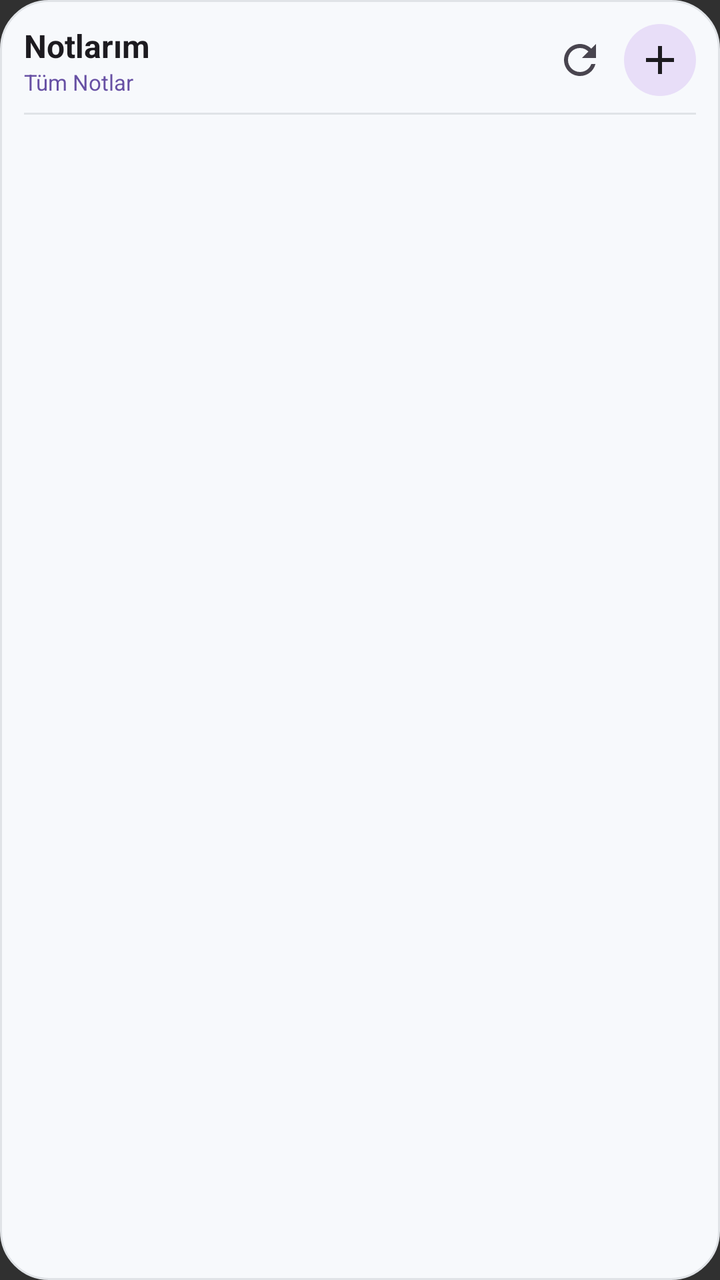
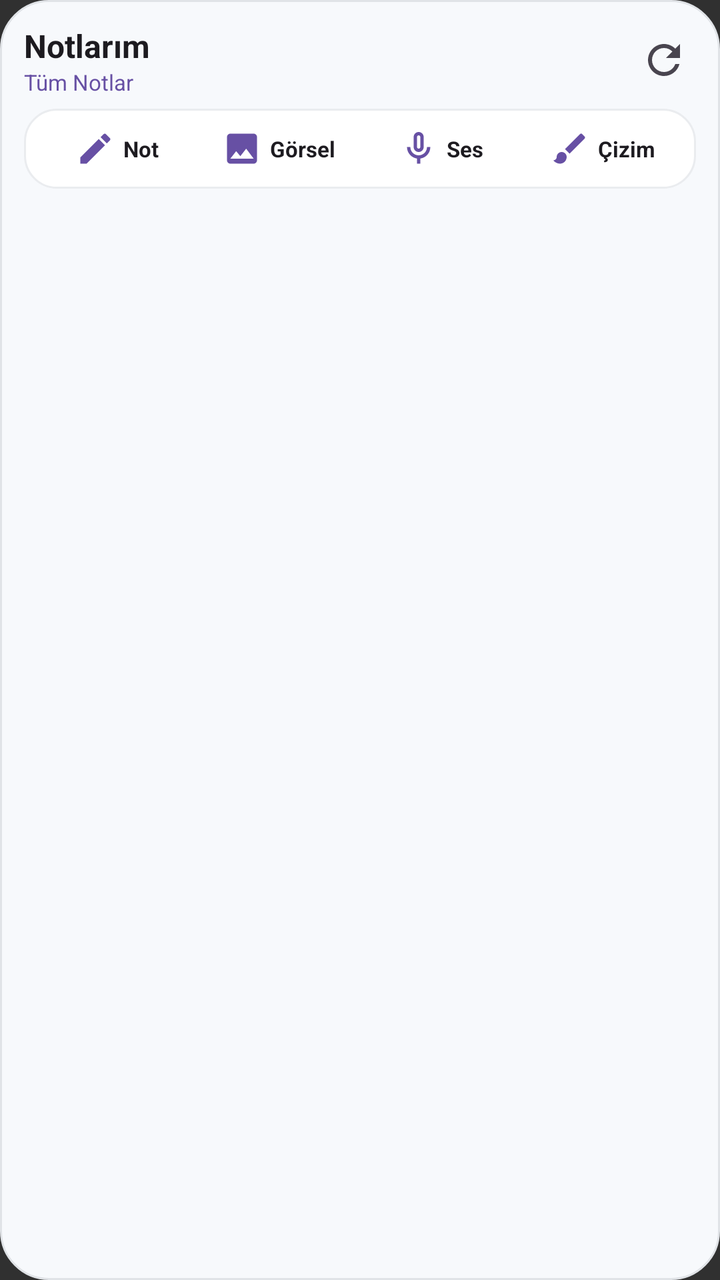

Compare the two renders of this Android layout. The source of the first and the diff that turns it into the second are given below.
<!-- AndroidManifest.xml: application theme android:Theme.Material.NoActionBar -->
<!-- res/layout/widget_notes.xml -->
<?xml version="1.0" encoding="utf-8"?>
<LinearLayout xmlns:android="http://schemas.android.com/apk/res/android"
    android:layout_width="match_parent"
    android:layout_height="match_parent"
    android:orientation="vertical"
    android:background="@drawable/widget_background"
    android:padding="12dp">

    
    <LinearLayout
        android:layout_width="match_parent"
        android:layout_height="wrap_content"
        android:orientation="horizontal"
        android:gravity="center_vertical"
        android:paddingBottom="8dp">

        <LinearLayout
            android:layout_width="0dp"
            android:layout_height="wrap_content"
            android:layout_weight="1"
            android:orientation="vertical">

            <TextView
                android:id="@+id/widget_title"
                android:layout_width="wrap_content"
                android:layout_height="wrap_content"
                android:text="Notlarım"
                android:textStyle="bold"
                android:textSize="16sp"
                android:textColor="#1D1B20" />

            <TextView
                android:id="@+id/widget_subtitle_filter"
                android:layout_width="wrap_content"
                android:layout_height="wrap_content"
                android:text="Tüm Notlar"
                android:textSize="11sp"
                android:textColor="#6750A4" />
        </LinearLayout>

        
        <ImageButton
            android:id="@+id/widget_btn_refresh"
            android:layout_width="32dp"
            android:layout_height="32dp"
            android:background="?android:attr/selectableItemBackgroundBorderless"
            android:src="@drawable/ic_widget_refresh"
            android:contentDescription="Yenile"
            android:scaleType="centerInside"
            android:layout_marginEnd="6dp" />

        
        <ImageButton
            android:id="@+id/widget_btn_add"
            android:layout_width="36dp"
            android:layout_height="36dp"
            android:background="@drawable/widget_button_background"
            android:src="@drawable/ic_widget_add"
            android:contentDescription="Yeni Not"
            android:scaleType="centerInside" />

    </LinearLayout>

    <View
        android:layout_width="match_parent"
        android:layout_height="1dp"
        android:background="#E0E3E7"
        android:layout_marginBottom="8dp" />

    
    <FrameLayout
        android:layout_width="match_parent"
        android:layout_height="0dp"
        android:layout_weight="1">

        <ListView
            android:id="@+id/widget_notes_list"
            android:layout_width="match_parent"
            android:layout_height="match_parent"
            android:divider="@null"
            android:dividerHeight="8dp"
            android:scrollbars="none" />

        
        <TextView
            android:id="@+id/widget_empty_view"
            android:layout_width="match_parent"
            android:layout_height="match_parent"
            android:gravity="center"
            android:text="Gösterilecek not bulunamadı.\n+ butonuna basarak yeni not ekleyin."
            android:textColor="#79747E"
            android:textSize="13sp"
            android:visibility="gone" />

    </FrameLayout>

</LinearLayout>
<!-- resources referenced by this layout -->
<resources>
  <!-- drawable ic_widget_add (drawable) -->
  <vector xmlns:android="http://schemas.android.com/apk/res/android"
      android:width="24dp"
      android:height="24dp"
      android:viewportWidth="24"
      android:viewportHeight="24">
    <path
        android:fillColor="#1D1B20"
        android:pathData="M19,13h-6v6h-2v-6H5v-2h6V5h2v6h6v2z"/>
  </vector>
  <!-- drawable ic_widget_refresh (drawable) -->
  <vector xmlns:android="http://schemas.android.com/apk/res/android"
      android:width="24dp"
      android:height="24dp"
      android:viewportWidth="24"
      android:viewportHeight="24">
    <path
        android:fillColor="#49454F"
        android:pathData="M17.65,6.35C16.2,4.9 14.21,4 12,4c-4.42,0 -7.99,3.58 -7.99,8s3.57,8 7.99,8c3.73,0 6.84,-2.55 7.73,-6h-2.08c-0.82,2.33 -3.04,4 -5.65,4 -3.31,0 -6,-2.69 -6,-6s2.69,-6 6,-6c1.66,0 3.14,0.69 4.22,1.78L13,11h7V4l-2.35,2.35z"/>
  </vector>
  <!-- drawable widget_background (drawable) -->
  <?xml version="1.0" encoding="utf-8"?>
  <shape xmlns:android="http://schemas.android.com/apk/res/android"
      android:shape="rectangle">
      <solid android:color="#F7F9FC" />
      <corners android:radius="24dp" />
      <stroke android:width="1dp" android:color="#E0E3E7" />
  </shape>
  <!-- drawable widget_button_background (drawable) -->
  <?xml version="1.0" encoding="utf-8"?>
  <shape xmlns:android="http://schemas.android.com/apk/res/android"
      android:shape="oval">
      <solid android:color="#E8DEF8" />
  </shape>
</resources>

<!-- the commit's change to res/layout/widget_notes.xml (unified diff, before → after) -->
@@ -12,7 +12,7 @@
         android:layout_height="wrap_content"
         android:orientation="horizontal"
         android:gravity="center_vertical"
-        android:paddingBottom="8dp">
+        android:paddingBottom="6dp">
 
         <LinearLayout
             android:layout_width="0dp"
@@ -46,26 +46,122 @@
             android:background="?android:attr/selectableItemBackgroundBorderless"
             android:src="@drawable/ic_widget_refresh"
             android:contentDescription="Yenile"
-            android:scaleType="centerInside"
-            android:layout_marginEnd="6dp" />
-
-        
-        <ImageButton
-            android:id="@+id/widget_btn_add"
-            android:layout_width="36dp"
-            android:layout_height="36dp"
-            android:background="@drawable/widget_button_background"
-            android:src="@drawable/ic_widget_add"
-            android:contentDescription="Yeni Not"
             android:scaleType="centerInside" />
 
     </LinearLayout>
 
-    <View
+    
+    <LinearLayout
         android:layout_width="match_parent"
-        android:layout_height="1dp"
-        android:background="#E0E3E7"
-        android:layout_marginBottom="8dp" />
+        android:layout_height="wrap_content"
+        android:orientation="horizontal"
+        android:gravity="center_vertical"
+        android:background="@drawable/widget_item_background"
+        android:paddingVertical="4dp"
+        android:paddingHorizontal="6dp"
+        android:layout_marginBottom="8dp">
+
+        
+        <LinearLayout
+            android:id="@+id/widget_btn_add_text"
+            android:layout_width="0dp"
+            android:layout_height="wrap_content"
+            android:layout_weight="1"
+            android:orientation="horizontal"
+            android:gravity="center"
+            android:padding="6dp"
+            android:background="?android:attr/selectableItemBackground">
+            <ImageView
+                android:layout_width="20dp"
+                android:layout_height="20dp"
+                android:src="@drawable/ic_widget_text"
+                android:contentDescription="Metin Notu" />
+            <TextView
+                android:layout_width="wrap_content"
+                android:layout_height="wrap_content"
+                android:text="Not"
+                android:textSize="11sp"
+                android:textColor="#1D1B20"
+                android:textStyle="bold"
+                android:layout_marginStart="4dp" />
+        </LinearLayout>
+
+        
+        <LinearLayout
+            android:id="@+id/widget_btn_add_image"
+            android:layout_width="0dp"
+            android:layout_height="wrap_content"
+            android:layout_weight="1"
+            android:orientation="horizontal"
+            android:gravity="center"
+            android:padding="6dp"
+            android:background="?android:attr/selectableItemBackground">
+            <ImageView
+                android:layout_width="20dp"
+                android:layout_height="20dp"
+                android:src="@drawable/ic_widget_image"
+                android:contentDescription="Görsel Notu" />
+            <TextView
+                android:layout_width="wrap_content"
+                android:layout_height="wrap_content"
+                android:text="Görsel"
+                android:textSize="11sp"
+                android:textColor="#1D1B20"
+                android:textStyle="bold"
+                android:layout_marginStart="4dp" />
+        </LinearLayout>
+
+        
+        <LinearLayout
+            android:id="@+id/widget_btn_add_voice"
+            android:layout_width="0dp"
+            android:layout_height="wrap_content"
+            android:layout_weight="1"
+            android:orientation="horizontal"
+            android:gravity="center"
+            android:padding="6dp"
+            android:background="?android:attr/selectableItemBackground">
+            <ImageView
+                android:layout_width="20dp"
+                android:layout_height="20dp"
+                android:src="@drawable/ic_widget_mic"
+                android:contentDescription="Ses Notu" />
+            <TextView
+                android:layout_width="wrap_content"
+                android:layout_height="wrap_content"
+                android:text="Ses"
+                android:textSize="11sp"
+                android:textColor="#1D1B20"
+                android:textStyle="bold"
+                android:layout_marginStart="4dp" />
+        </LinearLayout>
+
+        
+        <LinearLayout
+            android:id="@+id/widget_btn_add_draw"
+            android:layout_width="0dp"
+            android:layout_height="wrap_content"
+            android:layout_weight="1"
+            android:orientation="horizontal"
+            android:gravity="center"
+            android:padding="6dp"
+            android:background="?android:attr/selectableItemBackground">
+            <ImageView
+                android:layout_width="20dp"
+                android:layout_height="20dp"
+                android:src="@drawable/ic_widget_draw"
+                android:contentDescription="Çizim Notu" />
+            <TextView
+                android:layout_width="wrap_content"
+                android:layout_height="wrap_content"
+                android:text="Çizim"
+                android:textSize="11sp"
+                android:textColor="#1D1B20"
+                android:textStyle="bold"
+                android:layout_marginStart="4dp" />
+        </LinearLayout>
+
+    </LinearLayout>
 
     
     <FrameLayout
@@ -87,7 +183,7 @@
             android:layout_width="match_parent"
             android:layout_height="match_parent"
             android:gravity="center"
-            android:text="Gösterilecek not bulunamadı.\n+ butonuna basarak yeni not ekleyin."
+            android:text="Gösterilecek not bulunamadı.\nYukarıdaki butonlardan yeni not ekleyebilirsiniz."
             android:textColor="#79747E"
             android:textSize="13sp"
             android:visibility="gone" />
<!-- resource entries referenced after the edit -->
@@ -1,14 +1,34 @@
 <!-- resources referenced by this layout -->
 <resources>
-  <!-- drawable ic_widget_add (drawable) -->
+  <!-- drawable ic_widget_draw (drawable) -->
   <vector xmlns:android="http://schemas.android.com/apk/res/android"
       android:width="24dp"
       android:height="24dp"
       android:viewportWidth="24"
       android:viewportHeight="24">
     <path
-        android:fillColor="#1D1B20"
-        android:pathData="M19,13h-6v6h-2v-6H5v-2h6V5h2v6h6v2z"/>
+        android:fillColor="#6750A4"
+        android:pathData="M7,14c-1.66,0 -3,1.34 -3,3 0,1.31 -1.16,2 -2,2 0.92,1.22 2.49,2 4,2 2.21,0 4,-1.79 4,-4 0,-1.66 -1.34,-3 -3,-3zm13.71,-9.37l-1.34,-1.34a0.996,0.996 0 0,0 -1.41,0L9,12.25 11.75,15l8.96,-8.96c0.39,-0.39 0.39,-1.02 0,-1.41z"/>
+  </vector>
+  <!-- drawable ic_widget_image (drawable) -->
+  <vector xmlns:android="http://schemas.android.com/apk/res/android"
+      android:width="24dp"
+      android:height="24dp"
+      android:viewportWidth="24"
+      android:viewportHeight="24">
+    <path
+        android:fillColor="#6750A4"
+        android:pathData="M21,19V5c0,-1.1 -0.9,-2 -2,-2H5c-1.1,0 -2,0.9 -2,2v14c0,1.1 0.9,2 2,2h14c1.1,0 2,-0.9 2,-2zM8.5,13.5l2.5,3.01L14.5,12l4.5,6H5l3.5,-4.5z"/>
+  </vector>
+  <!-- drawable ic_widget_mic (drawable) -->
+  <vector xmlns:android="http://schemas.android.com/apk/res/android"
+      android:width="24dp"
+      android:height="24dp"
+      android:viewportWidth="24"
+      android:viewportHeight="24">
+    <path
+        android:fillColor="#6750A4"
+        android:pathData="M12,14c1.66,0 3,-1.34 3,-3V5c0,-1.66 -1.34,-3 -3,-3S9,3.34 9,5v6c0,1.66 1.34,3 3,3zm-1,-9c0,-0.55 0.45,-1 1,-1s1,0.45 1,1v6c0,0.55 -0.45,1 -1,1s-1,-0.45 -1,-1V5zm6,6c0,2.76 -2.24,5 -5,5s-5,-2.24 -5,-5H5c0,3.53 2.61,6.43 6,6.92V21h2v-3.08c3.39,-0.49 6,-3.39 6,-6.92h-2z"/>
   </vector>
   <!-- drawable ic_widget_refresh (drawable) -->
   <vector xmlns:android="http://schemas.android.com/apk/res/android"
@@ -20,6 +40,16 @@
         android:fillColor="#49454F"
         android:pathData="M17.65,6.35C16.2,4.9 14.21,4 12,4c-4.42,0 -7.99,3.58 -7.99,8s3.57,8 7.99,8c3.73,0 6.84,-2.55 7.73,-6h-2.08c-0.82,2.33 -3.04,4 -5.65,4 -3.31,0 -6,-2.69 -6,-6s2.69,-6 6,-6c1.66,0 3.14,0.69 4.22,1.78L13,11h7V4l-2.35,2.35z"/>
   </vector>
+  <!-- drawable ic_widget_text (drawable) -->
+  <vector xmlns:android="http://schemas.android.com/apk/res/android"
+      android:width="24dp"
+      android:height="24dp"
+      android:viewportWidth="24"
+      android:viewportHeight="24">
+    <path
+        android:fillColor="#6750A4"
+        android:pathData="M3,17.25V21h3.75L17.81,9.94l-3.75,-3.75L3,17.25zM20.71,7.04c0.39,-0.39 0.39,-1.02 0,-1.41l-2.34,-2.34c-0.39,-0.39 -1.02,-0.39 -1.41,0l-1.83,1.83 3.75,3.75 1.83,-1.83z"/>
+  </vector>
   <!-- drawable widget_background (drawable) -->
   <?xml version="1.0" encoding="utf-8"?>
   <shape xmlns:android="http://schemas.android.com/apk/res/android"
@@ -28,11 +58,13 @@
       <corners android:radius="24dp" />
       <stroke android:width="1dp" android:color="#E0E3E7" />
   </shape>
-  <!-- drawable widget_button_background (drawable) -->
+  <!-- drawable widget_item_background (drawable) -->
   <?xml version="1.0" encoding="utf-8"?>
   <shape xmlns:android="http://schemas.android.com/apk/res/android"
-      android:shape="oval">
-      <solid android:color="#E8DEF8" />
+      android:shape="rectangle">
+      <solid android:color="#FFFFFF" />
+      <corners android:radius="16dp" />
+      <stroke android:width="1dp" android:color="#EAECEF" />
   </shape>
 </resources>
 
